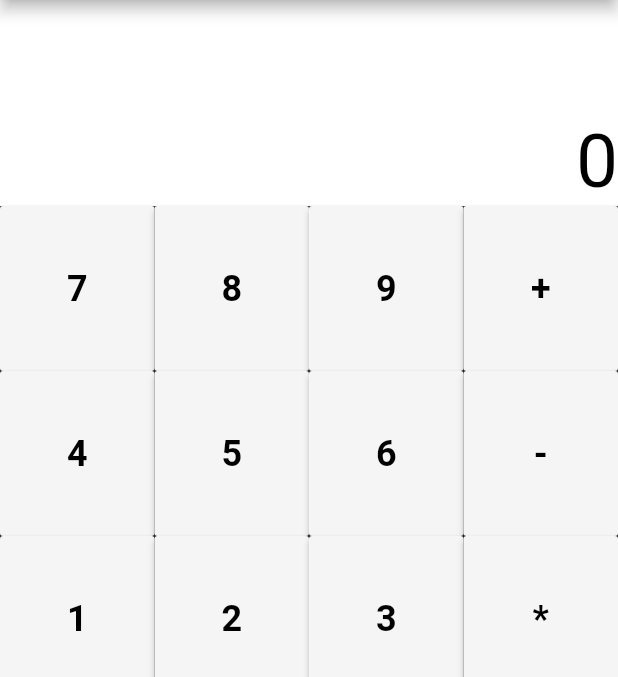
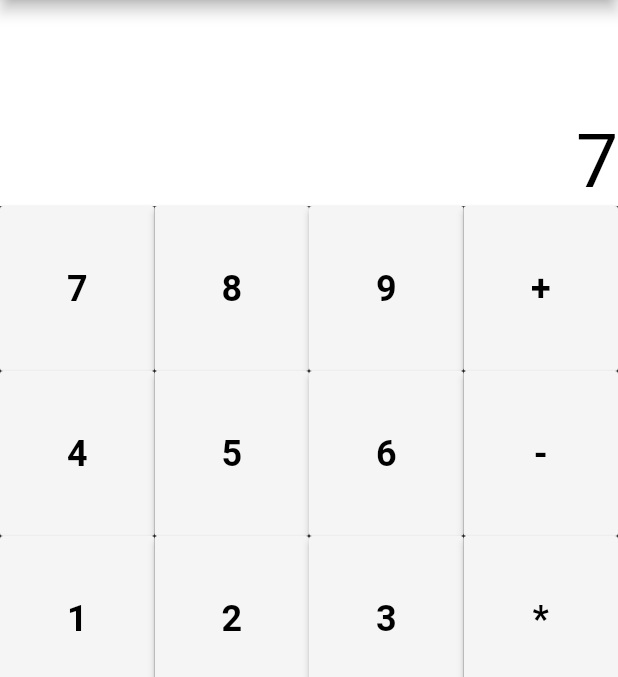
Before and after one commit to Bigghead/Dart_Flutter_Projects, a Flutter app: the screen it shows after launch, after a tap on an icon or button, on a phone screen of 412 x 824 dp, the part 84-761 px from its top. Run offline on Flutter 3.47's test engine with Material 2 defaults, Android fonts, the phone set to English and light mode, and no system bars.

Commit message:
playing around with getting calculations

```diff
--- a/project_1_calculator/lib/button-row.dart
+++ b/project_1_calculator/lib/button-row.dart
@@ -3,9 +3,9 @@ import 'package:flutter/material.dart';
 class ButtonRow extends StatelessWidget {
 
   final List _buttons;
-  final calculate;
+  final printValue;
 
-  ButtonRow(this._buttons, this.calculate){
+  ButtonRow(this._buttons, this.printValue){
     print(_buttons);
   }
 
@@ -23,7 +23,7 @@ class ButtonRow extends StatelessWidget {
                     textColor: Colors.black,
                     color: Colors.grey[100],
                     onPressed: (){
-                      calculate(button.toString());
+                      printValue(button.toString());
                     },
                   ),
             );
--- a/project_1_calculator/lib/homepage.dart
+++ b/project_1_calculator/lib/homepage.dart
@@ -14,12 +14,19 @@ class HomePage extends StatefulWidget {
 
 class _HomePageState extends State<HomePage> {
 
-  int totalValue = 0;
-  String currentCal = '';
-  List buttons = [ [ 7, 8, 9, '+' ],
+  int    _totalValue = 0;
+  String _currentVal = '0';
+  List   _buttons = [ [ 7, 8, 9, '+' ],
                    [ 4, 5, 6, '-' ],
                    [ 1, 2, 3, '*' ],
                    [ 'C', 0, '=', '/'] ];
+  Map    _operands = {
+    '+': true,
+    '-': true,
+    '*': true,
+    '/': true,
+  };
+  // String  _currentOperand = '';
 
   @override
     void initState() {
@@ -36,15 +43,15 @@ class _HomePageState extends State<HomePage> {
         ),
         body: Column(
           children: <Widget>[
-            Container( // Display Container
-              constraints: BoxConstraints.expand( // Creating a boxed container
+            Container(
+              constraints: BoxConstraints.expand(
                 height: Theme.of(context).textTheme.display1.fontSize * 1.1 + 100.0,
               ),
-              alignment: Alignment.bottomRight, // Aligning the text to the bottom right of our display screen
-              color: Colors.white, // Seting the background color of the container
+              alignment: Alignment.bottomRight,
+              color: Colors.white,
               child: Text(
-                "0",
-                style: TextStyle( // Styling the text
+                _currentVal,
+                style: TextStyle(
                   fontSize: 50.0,
                   color: Colors.black
                 ),
@@ -53,8 +60,8 @@ class _HomePageState extends State<HomePage> {
             ),
 
             Column(
-              children: buttons.map( ( button ) {
-                return ButtonRow(button, calculate);
+              children: _buttons.map( ( button ) {
+                return ButtonRow(button, printValue);
               } ).toList(),
             ),
 
@@ -66,7 +73,22 @@ class _HomePageState extends State<HomePage> {
       );
     }
 
-  calculate( String value) {
+  void printValue( String value ) {
     print(value);
+
+    setState(() {
+      _currentVal = _currentVal == '0' && !_operands.containsKey(value)
+                        ? value + ''
+                        : _currentVal + value + '';
+
+    });
+    print(_currentVal);
+  }
+
+  calculate() {
+    List allValues = _currentVal.split(' ');
+    allValues.forEach( ( val ) {
+
+    });
   }
 }
```
